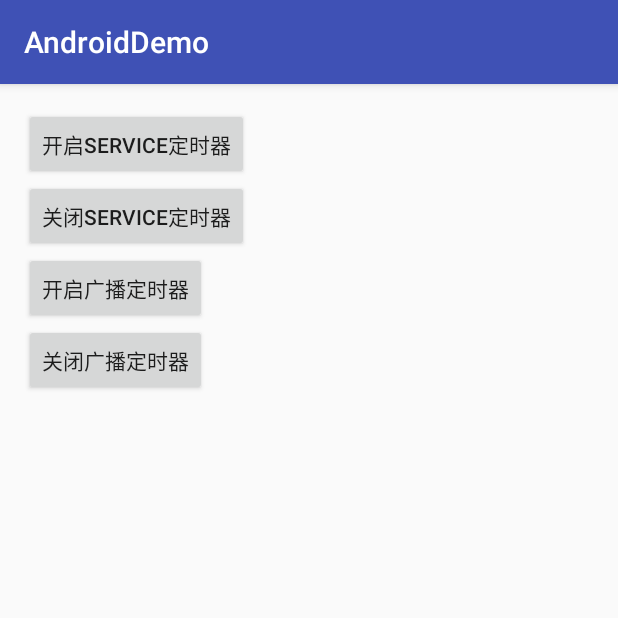
After one commit to phanz/AndroidDemo, an Android app: the AlarmManagerActivity screen opened directly, with no data from a screen before it, on a phone screen of 412 x 824 dp, the top half of it. The commit adds this screen. Run offline under Robolectric (Android 15) with nearby library versions, the phone set to English and light mode, and no system bars.

Commit message:
AlarmManager基本用法

```diff
--- a/app/src/main/AndroidManifest.xml
+++ b/app/src/main/AndroidManifest.xml
@@ -37,7 +37,10 @@
         <activity android:name=".compoundbutton.CompoundButtonActivity" />
         <activity android:name=".simpleHScrollView.HScrollViewActivity" />
         <activity android:name=".simpleHScrollView2.HScrollView2Activity" />
-        <activity android:name=".listview.ListViewActivity"></activity>
+        <activity android:name=".listview.ListViewActivity" />
+        <activity android:name=".alarmmanager.AlarmManagerActivity"></activity>
+        <service android:name=".alarmmanager.PollingService"/>
+        <receiver android:name=".alarmmanager.AlertBroadcastReceiver"/>
     </application>
 
 </manifest>
--- /dev/null
+++ b/app/src/main/java/com/example/demo/alarmmanager/AlarmManagerActivity.java
@@ -0,0 +1,57 @@
+package com.example.demo.alarmmanager;
+
+import android.support.v7.app.AppCompatActivity;
+import android.os.Bundle;
+import android.view.View;
+import android.widget.Button;
+
+import com.example.demo.R;
+
+public class AlarmManagerActivity extends AppCompatActivity implements View.OnClickListener{
+
+    private Button mStartServicePollBtn;
+    private Button mStopServicePollBtn;
+    private Button mStartBroadcastPollBtn;
+    private Button mStopBroadcastPollBtn;
+    @Override
+    protected void onCreate(Bundle savedInstanceState) {
+        super.onCreate(savedInstanceState);
+        setContentView(R.layout.activity_alarm_manager);
+
+        mStartServicePollBtn = (Button)findViewById(R.id.start_poll_service_btn);
+        mStopServicePollBtn = (Button)findViewById(R.id.stop_poll_service_btn);
+        mStartBroadcastPollBtn = (Button)findViewById(R.id.start_poll_broad_cast_btn);
+        mStopBroadcastPollBtn = (Button)findViewById(R.id.stop_poll_broad_cast_btn);
+
+        mStartServicePollBtn.setOnClickListener(this);
+        mStopServicePollBtn.setOnClickListener(this);
+        mStartBroadcastPollBtn.setOnClickListener(this);
+        mStopBroadcastPollBtn.setOnClickListener(this);
+    }
+
+    @Override
+    public void onClick(View view) {
+        int id = view.getId();
+        switch (id){
+            case R.id.start_poll_service_btn:
+                PollingUtils.startPollingService(this, 5, PollingService.class, PollingService.ACTION);
+                break;
+
+            case R.id.stop_poll_service_btn:
+                PollingUtils.stopPollingService(this, PollingService.class, PollingService.ACTION);
+                break;
+
+            case R.id.start_poll_broad_cast_btn:
+                PollingUtils.startPollingBroadcast(this, 5, AlertBroadcastReceiver.class, AlertBroadcastReceiver.ACTION);
+                break;
+
+            case R.id.stop_poll_broad_cast_btn:
+                PollingUtils.stopPollingBroadcast(this, AlertBroadcastReceiver.class, AlertBroadcastReceiver.ACTION);
+                break;
+
+            default:
+                break;
+        }
+
+    }
+}
--- /dev/null
+++ b/app/src/main/res/layout/activity_alarm_manager.xml
@@ -0,0 +1,37 @@
+<?xml version="1.0" encoding="utf-8"?>
+<LinearLayout xmlns:android="http://schemas.android.com/apk/res/android"
+    xmlns:tools="http://schemas.android.com/tools"
+    android:id="@+id/activity_alarm_manager"
+    android:layout_width="match_parent"
+    android:layout_height="match_parent"
+    android:paddingBottom="@dimen/activity_vertical_margin"
+    android:paddingLeft="@dimen/activity_horizontal_margin"
+    android:paddingRight="@dimen/activity_horizontal_margin"
+    android:paddingTop="@dimen/activity_vertical_margin"
+    android:orientation="vertical"
+    tools:context="com.example.demo.alarmmanager.AlarmManagerActivity">
+
+    <Button
+        android:id="@+id/start_poll_service_btn"
+        android:layout_width="wrap_content"
+        android:layout_height="wrap_content"
+        android:text="开启Service定时器"/>
+
+    <Button
+        android:id="@+id/stop_poll_service_btn"
+        android:layout_width="wrap_content"
+        android:layout_height="wrap_content"
+        android:text="关闭Service定时器"/>
+
+    <Button
+        android:id="@+id/start_poll_broad_cast_btn"
+        android:layout_width="wrap_content"
+        android:layout_height="wrap_content"
+        android:text="开启广播定时器"/>
+
+    <Button
+        android:id="@+id/stop_poll_broad_cast_btn"
+        android:layout_width="wrap_content"
+        android:layout_height="wrap_content"
+        android:text="关闭广播定时器"/>
+</LinearLayout>
```
Also changed, not shown: app/src/main/java/com/example/demo/MainActivity.java (+11 -0 lines), app/src/main/java/com/example/demo/alarmmanager/AlertBroadcastReceiver.java (added, +19 -0 lines), app/src/main/java/com/example/demo/alarmmanager/PollingService.java (added, +32 -0 lines), app/src/main/java/com/example/demo/alarmmanager/PollingUtils.java (added, +50 -0 lines), app/src/main/res/layout/activity_main.xml (+7 -0 lines).
